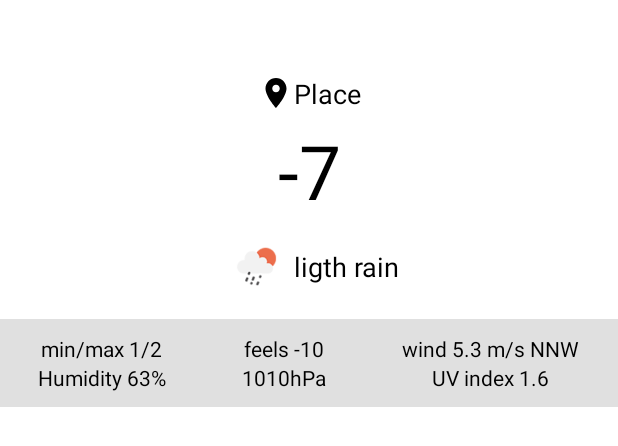
After one commit to OvsyannikovMaksim/WeatherApp, an Android app: the layout fragment_current_place.xml on its own in the app's theme, with its tools: preview values and no code run, on a phone screen of 412 x 824 dp. The commit adds this screen. Shown: the top 446 px of the screen. Run offline under Robolectric (Android 15) with nearby library versions, the phone set to English and light mode, and no system bars.

Commit message:
add ui for current day weather for place

```diff
--- a/app/src/main/AndroidManifest.xml
+++ b/app/src/main/AndroidManifest.xml
@@ -1,7 +1,7 @@
 <?xml version="1.0" encoding="utf-8"?>
 <manifest xmlns:android="http://schemas.android.com/apk/res/android"
     package="com.example.weatherapp">
-
+    <uses-permission android:name="android.permission.INTERNET"/>
     <application
         android:allowBackup="true"
         android:icon="@mipmap/ic_launcher"
--- a/app/src/main/java/com/example/weatherapp/ui/home/HomeViewModel.kt
+++ b/app/src/main/java/com/example/weatherapp/ui/WeatherInfo/WeatherInfoViewModel.kt
@@ -1,10 +1,10 @@
-package com.example.weatherapp.ui.home
+package com.example.weatherapp.ui.WeatherInfo
 
 import androidx.lifecycle.LiveData
 import androidx.lifecycle.MutableLiveData
 import androidx.lifecycle.ViewModel
 
-class HomeViewModel : ViewModel() {
+class WeatherInfoViewModel : ViewModel() {
 
     private val _text = MutableLiveData<String>().apply {
         value = "This is home Fragment"
--- /dev/null
+++ b/app/src/main/res/drawable/ic_baseline_location_on_24.xml
@@ -0,0 +1,5 @@
+<vector android:height="24dp" android:tint="#000000"
+    android:viewportHeight="24" android:viewportWidth="24"
+    android:width="24dp" xmlns:android="http://schemas.android.com/apk/res/android">
+    <path android:fillColor="@android:color/black" android:pathData="M12,2C8.13,2 5,5.13 5,9c0,5.25 7,13 7,13s7,-7.75 7,-13c0,-3.87 -3.13,-7 -7,-7zM12,11.5c-1.38,0 -2.5,-1.12 -2.5,-2.5s1.12,-2.5 2.5,-2.5 2.5,1.12 2.5,2.5 -1.12,2.5 -2.5,2.5z"/>
+</vector>
--- a/app/src/main/res/layout/activity_main.xml
+++ b/app/src/main/res/layout/activity_main.xml
@@ -3,8 +3,7 @@
     xmlns:app="http://schemas.android.com/apk/res-auto"
     android:id="@+id/container"
     android:layout_width="match_parent"
-    android:layout_height="match_parent"
-    android:paddingTop="?attr/actionBarSize">
+    android:layout_height="match_parent">
 
     <com.google.android.material.bottomnavigation.BottomNavigationView
         android:id="@+id/nav_view"
--- /dev/null
+++ b/app/src/main/res/layout/fragment_current_place.xml
@@ -0,0 +1,146 @@
+<?xml version="1.0" encoding="utf-8"?>
+<androidx.constraintlayout.widget.ConstraintLayout xmlns:android="http://schemas.android.com/apk/res/android"
+    xmlns:app="http://schemas.android.com/apk/res-auto"
+    xmlns:tools="http://schemas.android.com/tools"
+    android:layout_width="match_parent"
+    android:layout_height="match_parent"
+    tools:context=".ui.WeatherInfo.WeatherInfoFragment">
+
+
+    <ImageView
+        android:id="@+id/place_pic"
+        android:layout_width="wrap_content"
+        android:layout_height="wrap_content"
+        android:layout_marginTop="50dp"
+        android:contentDescription="place_pic"
+        android:src="@drawable/ic_baseline_location_on_24"
+        app:layout_constraintEnd_toStartOf="@+id/place_name"
+        app:layout_constraintHorizontal_chainStyle="packed"
+        app:layout_constraintStart_toStartOf="parent"
+        app:layout_constraintTop_toTopOf="parent" />
+
+    <TextView
+        android:id="@+id/place_name"
+        android:layout_width="wrap_content"
+        android:layout_height="wrap_content"
+        android:layout_marginTop="50dp"
+        android:text="Place"
+        android:textColor="@color/black"
+        android:textSize="18sp"
+        app:layout_constraintEnd_toEndOf="parent"
+        app:layout_constraintStart_toEndOf="@id/place_pic"
+        app:layout_constraintTop_toTopOf="parent"
+        tools:text="Place" />
+
+    <TextView
+        android:id="@+id/temperature"
+        android:layout_width="wrap_content"
+        android:layout_height="wrap_content"
+        android:layout_marginTop="5dp"
+        android:text="-7"
+        android:textColor="@color/black"
+        android:textSize="50sp"
+        app:layout_constraintEnd_toEndOf="parent"
+        app:layout_constraintStart_toStartOf="parent"
+        app:layout_constraintTop_toBottomOf="@id/place_name" />
+
+    <androidx.appcompat.widget.LinearLayoutCompat
+        android:id="@+id/weather"
+        android:layout_width="wrap_content"
+        android:layout_height="wrap_content"
+        android:orientation="horizontal"
+        android:layout_marginTop="5dp"
+        app:layout_constraintStart_toStartOf="parent"
+        app:layout_constraintTop_toBottomOf="@id/temperature"
+        app:layout_constraintEnd_toEndOf="parent">
+
+        <ImageView
+            android:id="@+id/weather_pic"
+            android:layout_width="50dp"
+            android:layout_height="50dp"
+            android:src="@drawable/test_weather_ic"/>
+
+        <TextView
+            android:id="@+id/weather_name"
+            android:layout_width="wrap_content"
+            android:layout_height="wrap_content"
+            android:text="ligth rain"
+            android:textColor="@color/black"
+            android:textSize="18sp"
+            android:layout_gravity="center_vertical"/>
+    </androidx.appcompat.widget.LinearLayoutCompat>
+
+        <TableLayout
+            android:id="@+id/additional_info"
+            android:layout_width="match_parent"
+            android:layout_height="wrap_content"
+            android:background="@color/grey"
+            android:layout_marginTop="10dp"
+            app:layout_constraintStart_toStartOf="parent"
+            app:layout_constraintEnd_toEndOf="parent"
+            app:layout_constraintTop_toBottomOf="@id/weather"
+            android:stretchColumns="*"
+            android:paddingVertical="10dp">
+
+            <TableRow
+                android:layout_width="match_parent"
+                android:layout_height="match_parent">
+
+                <TextView
+                    android:id="@+id/min_max_temperature"
+                    android:layout_width="wrap_content"
+                    android:layout_height="wrap_content"
+                    android:text="min/max 1/2"
+                    android:textColor="@color/black"
+                    android:layout_gravity="center_horizontal"/>
+                <TextView
+                    android:id="@+id/feel_temperature"
+                    android:layout_width="wrap_content"
+                    android:layout_height="wrap_content"
+                    android:text="feels -10"
+                    android:textColor="@color/black"
+                    android:layout_gravity="center_horizontal"/>
+                <TextView
+                    android:id="@+id/wind"
+                    android:layout_width="wrap_content"
+                    android:layout_height="wrap_content"
+                    android:text="wind 5.3 m/s NNW"
+                    android:textColor="@color/black"
+                    android:layout_gravity="center_horizontal"/>
+
+            </TableRow>
+
+            <TableRow
+                android:layout_width="match_parent"
+                android:layout_height="match_parent">
+
+                <TextView
+                    android:id="@+id/humidity"
+                    android:layout_width="wrap_content"
+                    android:layout_height="wrap_content"
+                    android:text="Humidity 63%"
+                    android:textColor="@color/black"
+                    android:layout_gravity="center_horizontal"/>
+                <TextView
+                    android:id="@+id/pressure"
+                    android:layout_width="wrap_content"
+                    android:layout_height="wrap_content"
+                    android:text="1010hPa"
+                    android:textColor="@color/black"
+                    android:layout_gravity="center_horizontal"/>
+                <TextView
+                    android:id="@+id/UV"
+                    android:layout_width="wrap_content"
+                    android:layout_height="wrap_content"
+                    android:text="UV index 1.6"
+                    android:textColor="@color/black"
+                    android:layout_gravity="center_horizontal"/>
+
+            </TableRow>
+        </TableLayout>
+
+
+
+
+
+</androidx.constraintlayout.widget.ConstraintLayout>
--- a/app/src/main/res/menu/bottom_nav_menu.xml
+++ b/app/src/main/res/menu/bottom_nav_menu.xml
@@ -2,9 +2,9 @@
 <menu xmlns:android="http://schemas.android.com/apk/res/android">
 
     <item
-        android:id="@+id/navigation_home"
+        android:id="@+id/navigation_current_weather"
         android:icon="@drawable/ic_home_black_24dp"
-        android:title="@string/title_home" />
+        android:title="@string/title_current_weather" />
 
     <item
         android:id="@+id/navigation_dashboard"
--- a/app/src/main/res/navigation/mobile_navigation.xml
+++ b/app/src/main/res/navigation/mobile_navigation.xml
@@ -7,9 +7,9 @@
 
     <fragment
         android:id="@+id/navigation_home"
-        android:name="com.example.weatherapp.ui.home.HomeFragment"
+        android:name="com.example.weatherapp.ui.WeatherInfo.WeatherInfoFragment"
         android:label="@string/title_home"
-        tools:layout="@layout/fragment_home" />
+        tools:layout="@layout/fragment_current_place" />
 
     <fragment
         android:id="@+id/navigation_dashboard"
--- a/app/src/main/res/values/colors.xml
+++ b/app/src/main/res/values/colors.xml
@@ -7,4 +7,5 @@
     <color name="teal_700">#FF018786</color>
     <color name="black">#FF000000</color>
     <color name="white">#FFFFFFFF</color>
+    <color name="grey">#E0E0E0</color>
 </resources>
--- a/app/src/main/res/values/strings.xml
+++ b/app/src/main/res/values/strings.xml
@@ -1,6 +1,6 @@
 <resources>
     <string name="app_name">WeatherApp</string>
-    <string name="title_home">Home</string>
+    <string name="title_current_weather">Weather</string>
     <string name="title_dashboard">Dashboard</string>
     <string name="title_notifications">Notifications</string>
 </resources>
```
Also changed, not shown: app/build.gradle (+8 -7 lines), app/src/main/java/com/example/weatherapp/ui/WeatherInfo/WeatherInfoFragment.kt (added, +38 -0 lines), app/src/main/java/com/example/weatherapp/ui/home/HomeFragment.kt (deleted, +0 -45 lines), app/src/main/res/layout/fragment_home.xml (deleted, +0 -22 lines), app/src/main/res/drawable/test_weather_ic.png (added).
